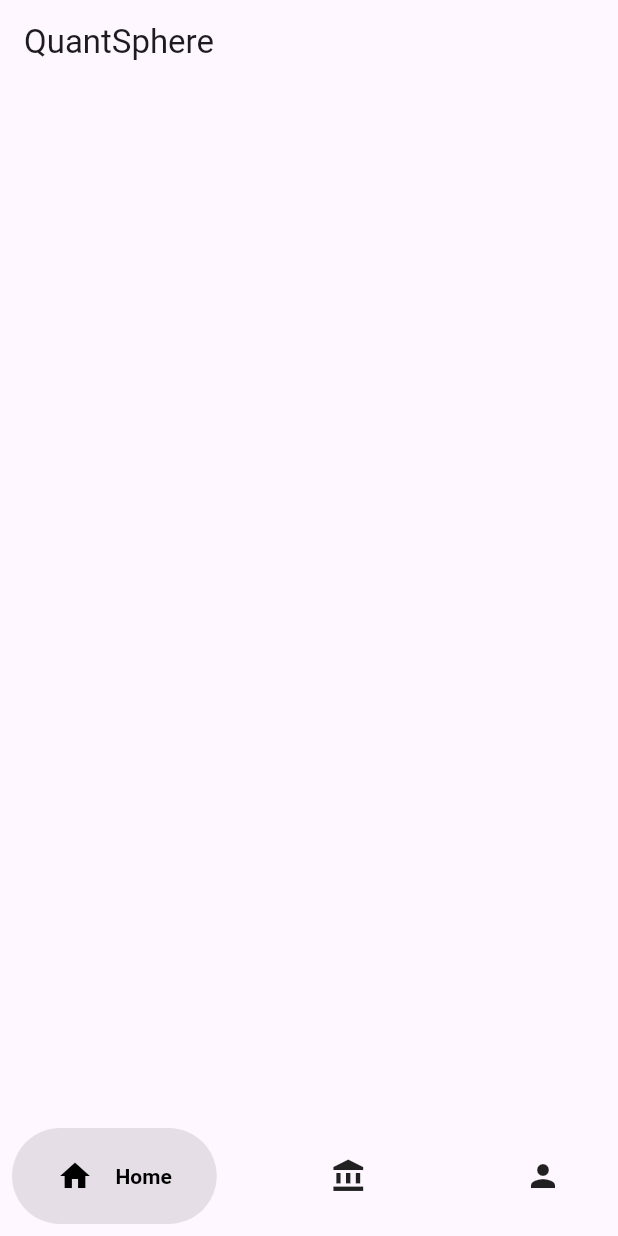
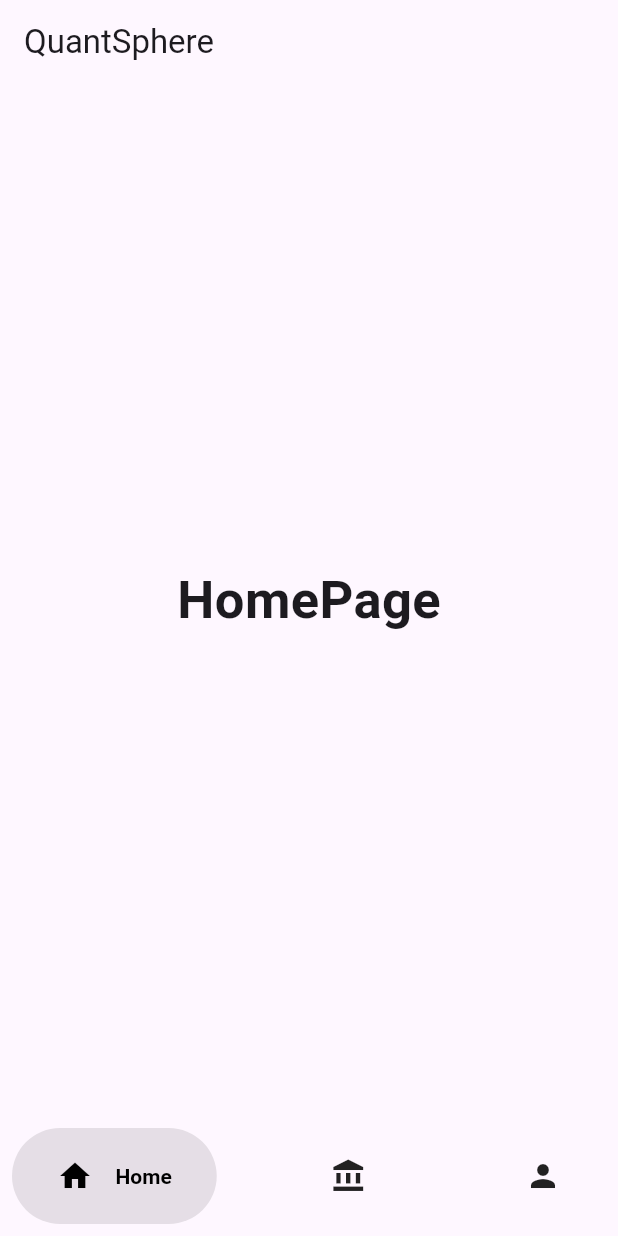
Before and after one commit to getquantsphere/quantsphere-app, a Flutter app: the screen it shows after launch, on a phone screen of 412 x 824 dp. Run offline on Flutter 3.47's test engine with Material 3 defaults, Android fonts, the phone set to English and light mode, and no system bars; drawn by our look-alikes of salomon_bottom_bar.

Commit message:
render pages on icon click

```diff
--- a/lib/main.dart
+++ b/lib/main.dart
@@ -15,6 +15,12 @@
 class _AppState extends State<App> {
   var _currentIndex = 0;
 
+  static const List<Widget> _widgetOptions = <Widget>[
+    Text('HomePage', style: TextStyle(fontSize: 35, fontWeight: FontWeight.bold)),
+    Text('InvestmentsPage', style: TextStyle(fontSize: 35, fontWeight: FontWeight.bold)),
+    Text('ProfilePage', style: TextStyle(fontSize: 35, fontWeight: FontWeight.bold)),
+  ];
+
   @override
   Widget build(BuildContext context) {
     return MaterialApp(
@@ -26,6 +32,9 @@
       home: Scaffold(
         appBar: AppBar(
           title: Text(App.title),
+        ),
+        body: Center(
+          child: _widgetOptions.elementAt(_currentIndex),
         ),
         bottomNavigationBar: SalomonBottomBar(
           currentIndex: _currentIndex,
```
